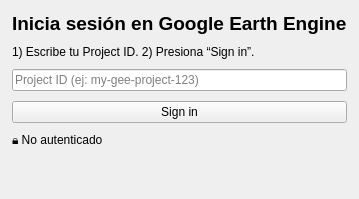
Qt form src/frontend/ui/wizard_01_login.ui (Cristian-Blanco/Geo-Time-Lapse) before a commit.
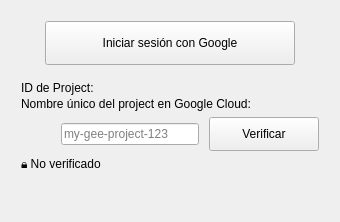
The same form after that commit.

Commit message:
[Add] login and mode selection wizards with unified styles and reusable base page
- Implemented login wizard page
- Implemented configuration mode selection wizard
- Prepared scalable wizard structure for future pages
- Unified QSS styles using shared variables
- Refactored style definitions and XML tags for consistency
- Centralized style handling across wizard dialogs
- Refactored BasePage to be reusable across future modules
- Updated dialog branding with new logo set

The edit to the form file:
```diff
--- a/src/frontend/ui/wizard_01_login.ui
+++ b/src/frontend/ui/wizard_01_login.ui
@@ -9,50 +9,131 @@
    <property name="spacing"><number>10</number></property>
 
    <item>
-    <widget class="QLabel" name="lbl_title">
-     <property name="text"><string>Inicia sesión en Google Earth Engine</string></property>
-     <property name="font">
-      <font><pointsize>14</pointsize><bold>true</bold></font>
-     </property>
-    </widget>
-   </item>
+    <widget class="QFrame" name="card">
+     <property name="frameShape"><enum>QFrame::NoFrame</enum></property>
+     <property name="frameShadow"><enum>QFrame::Plain</enum></property>
+
+     <layout class="QVBoxLayout" name="cardLayout">
+
+      <!-- ================== Centered sign-in button ================== -->
+      <item>
+       <layout class="QHBoxLayout" name="signInRow">
+        <item>
+         <spacer name="sp_left">
+          <property name="orientation"><enum>Qt::Horizontal</enum></property>
+          <property name="sizeHint" stdset="0"><size><width>24</width><height>24</height></size></property>
+         </spacer>
+        </item>
+        <item>
+         <widget class="QPushButton" name="btn_sign_in">
+          <property name="minimumSize"><size><width>250</width><height>44</height></size></property>
+          <property name="text"><string>Iniciar sesión con Google</string></property>
+         </widget>
+        </item>
+        <item>
+         <spacer name="sp_right">
+          <property name="orientation"><enum>Qt::Horizontal</enum></property>
+          <property name="sizeHint" stdset="0"><size><width>24</width><height>24</height></size></property>
+         </spacer>
+        </item>
+       </layout>
+      </item>
 
+      <!-- Project section -->
    <item>
-    <widget class="QLabel" name="lbl_desc">
+            <widget class="QWidget" name="project_section">
+                <layout class="QVBoxLayout" name="projectSectionLayout">
+                <property name="leftMargin"><number>0</number></property>
+                <property name="topMargin"><number>10</number></property>
+                <property name="rightMargin"><number>0</number></property>
+                <property name="bottomMargin"><number>0</number></property>
+                <property name="spacing"><number>2</number></property>
+
+                <item>
+                    <widget class="QLabel" name="lbl_project_title">
+                    <property name="text"><string>ID de Project:</string></property>
+                    </widget>
+                </item>
+
+                <item>
+                    <widget class="QLabel" name="lbl_project_help">
      <property name="text">
-      <string>1) Escribe tu Project ID. 2) Presiona “Sign in”.</string>
+                        <string>Nombre único del project en Google Cloud:</string>
      </property>
      <property name="wordWrap"><bool>true</bool></property>
+                    </widget>
+                </item>
+
+                </layout>
+            </widget>
+        </item>
+
+      <!-- Input + Verify -->
+      <item>
+       <layout class="QHBoxLayout" name="projectRow">
+        <property name="spacing"><number>10</number></property>
+
+        <item>
+         <widget class="QFrame" name="inputBox">
+          <layout class="QHBoxLayout" name="inputBoxLayout">
+           <property name="leftMargin"><number>0</number></property>
+           <property name="topMargin"><number>0</number></property>
+           <property name="rightMargin"><number>0</number></property>
+           <property name="bottomMargin"><number>0</number></property>
+           <property name="spacing"><number>0</number></property>
+
+           <item>
+            <widget class="QLabel" name="lbl_project_icon">
+                <property name="minimumSize"><size><width>40</width><height>28</height></size></property>
+                <property name="maximumSize"><size><width>40</width><height>28</height></size></property>
+                <property name="alignment"><set>Qt::AlignCenter</set></property>
+                <property name="scaledContents"><bool>false</bool></property>
     </widget>
    </item>
 
    <item>
     <widget class="QLineEdit" name="inp_project_id">
-     <property name="placeholderText">
-      <string>Project ID (ej: my-gee-project-123)</string>
-     </property>
+             <property name="placeholderText"><string>my-gee-project-123</string></property>
+            </widget>
+           </item>
+
+          </layout>
     </widget>
    </item>
 
    <item>
-    <widget class="QPushButton" name="btn_sign_in">
-     <property name="text"><string>Sign in</string></property>
+         <widget class="QPushButton" name="btn_verify">
+          <property name="text"><string>Verificar</string></property>
+          <property name="minimumSize"><size><width>110</width><height>34</height></size></property>
     </widget>
    </item>
 
+       </layout>
+      </item>
+
+      <!-- Status (small/muted like design) -->
    <item>
     <widget class="QLabel" name="lbl_auth_status">
-     <property name="text"><string>🔒 No autenticado</string></property>
+        <property name="text"><string>🔒 No verificado</string></property>
      <property name="wordWrap"><bool>true</bool></property>
     </widget>
    </item>
 
    <item>
-    <spacer name="verticalSpacer">
+       <spacer name="cardSpacer">
      <property name="orientation"><enum>Qt::Vertical</enum></property>
-     <property name="sizeHint" stdset="0">
-      <size><width>20</width><height>40</height></size>
-     </property>
+        <property name="sizeHint" stdset="0"><size><width>20</width><height>10</height></size></property>
+       </spacer>
+      </item>
+
+     </layout>
+    </widget>
+   </item>
+
+   <item>
+    <spacer name="pageSpacer">
+     <property name="orientation"><enum>Qt::Vertical</enum></property>
+     <property name="sizeHint" stdset="0"><size><width>20</width><height>20</height></size></property>
     </spacer>
    </item>
 
```
Left out of the diff: 2 changed lines with no effect on the pictures. Lines whose indentation alone changed are shown as unchanged. The commit also changes 28 other files.
